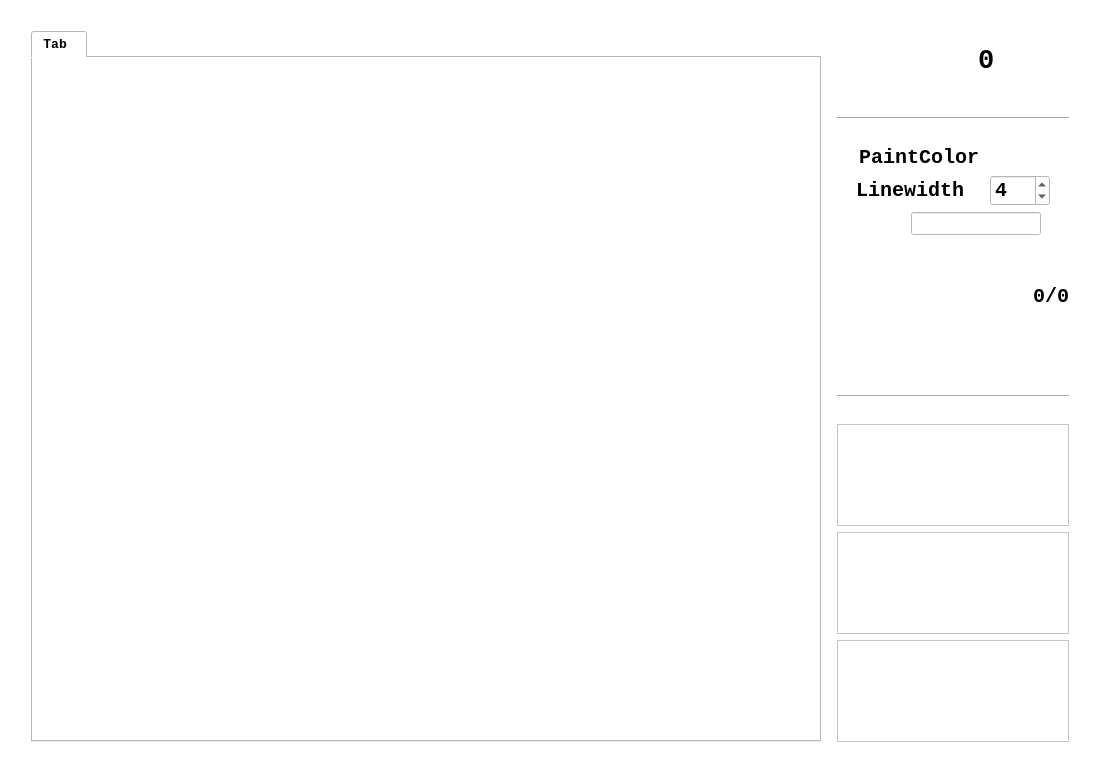
The window that client/ui/gui.ui (qqsuhao/object-detection-GUI-QT) describes before a commit, drawn with Qt 5.
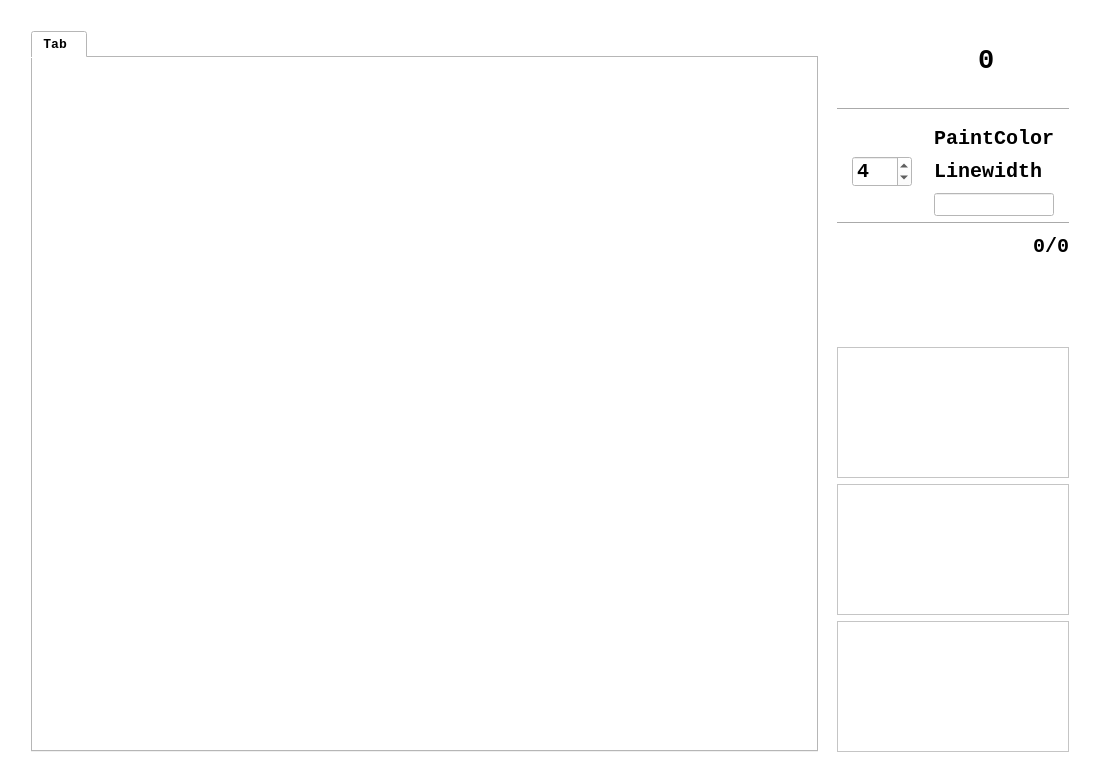
The same window after the commit. Icons and pictures are not drawn. Custom widgets are drawn as their Qt base class.

Diff of the .ui file:
```diff
--- a/client/ui/gui.ui
+++ b/client/ui/gui.ui
@@ -10,7 +10,7 @@
     <x>0</x>
     <y>0</y>
     <width>1100</width>
-    <height>773</height>
+    <height>783</height>
    </rect>
   </property>
   <property name="sizePolicy">
@@ -45,8 +45,8 @@
   <property name="inputMethodHints">
    <set>Qt::ImhNone</set>
   </property>
-  <layout class="QGridLayout" name="gridLayout">
-   <item row="0" column="1">
+  <layout class="QGridLayout" name="gridLayout_3">
+   <item row="0" column="2">
     <spacer name="verticalSpacer_2">
      <property name="orientation">
       <enum>Qt::Vertical</enum>
@@ -78,8 +78,8 @@
      </property>
     </spacer>
    </item>
-   <item row="1" column="1" rowspan="2">
-    <layout class="QHBoxLayout" name="horizontalLayout_8" stretch="7,0,2">
+   <item row="1" column="1" rowspan="2" colspan="2">
+    <layout class="QHBoxLayout" name="horizontalLayout_3" stretch="7,0,2">
      <item>
       <layout class="QHBoxLayout" name="horizontalLayout_5" stretch="0">
        <property name="sizeConstraint">
@@ -133,14 +133,14 @@
        </property>
        <property name="sizeHint" stdset="0">
         <size>
-         <width>10</width>
+         <width>13</width>
          <height>20</height>
         </size>
        </property>
       </spacer>
      </item>
      <item>
-      <layout class="QVBoxLayout" name="verticalLayout_4" stretch="0,0,0,5">
+      <layout class="QVBoxLayout" name="verticalLayout_5" stretch="5,0,7">
        <item>
         <layout class="QVBoxLayout" name="verticalLayout_2">
          <item>
@@ -317,13 +317,10 @@
           </widget>
          </item>
          <item>
-          <spacer name="verticalSpacer_4">
+          <spacer name="verticalSpacer_7">
            <property name="orientation">
             <enum>Qt::Vertical</enum>
            </property>
-           <property name="sizeType">
-            <enum>QSizePolicy::Expanding</enum>
-           </property>
            <property name="sizeHint" stdset="0">
             <size>
              <width>20</width>
@@ -333,94 +330,8 @@
           </spacer>
          </item>
          <item>
-          <layout class="QVBoxLayout" name="verticalLayout">
-           <item>
-            <layout class="QHBoxLayout" name="horizontalLayout_3">
-             <item>
-              <spacer name="horizontalSpacer_12">
-               <property name="orientation">
-                <enum>Qt::Horizontal</enum>
-               </property>
-               <property name="sizeHint" stdset="0">
-                <size>
-                 <width>40</width>
-                 <height>20</height>
-                </size>
-               </property>
-              </spacer>
-             </item>
-             <item>
-              <widget class="QLabel" name="label_15">
-               <property name="font">
-                <font>
-                 <family>Consolas</family>
-                 <pointsize>15</pointsize>
-                 <weight>75</weight>
-                 <bold>true</bold>
-                </font>
-               </property>
-               <property name="text">
-                <string>PaintColor</string>
-               </property>
-              </widget>
-             </item>
-             <item>
-              <spacer name="horizontalSpacer_20">
-               <property name="orientation">
-                <enum>Qt::Horizontal</enum>
-               </property>
-               <property name="sizeHint" stdset="0">
-                <size>
-                 <width>40</width>
-                 <height>20</height>
-                </size>
-               </property>
-              </spacer>
-             </item>
-             <item>
-              <widget class="QPushButton" name="pushButton_color">
-               <property name="autoFillBackground">
-                <bool>false</bool>
-               </property>
-               <property name="text">
-                <string/>
-               </property>
-               <property name="flat">
-                <bool>true</bool>
-               </property>
-              </widget>
-             </item>
-             <item>
-              <spacer name="horizontalSpacer_13">
-               <property name="orientation">
-                <enum>Qt::Horizontal</enum>
-               </property>
-               <property name="sizeHint" stdset="0">
-                <size>
-                 <width>40</width>
-                 <height>20</height>
-                </size>
-               </property>
-              </spacer>
-             </item>
-            </layout>
-           </item>
-           <item>
-            <layout class="QHBoxLayout" name="horizontalLayout_6">
-             <item>
-              <spacer name="horizontalSpacer_10">
-               <property name="orientation">
-                <enum>Qt::Horizontal</enum>
-               </property>
-               <property name="sizeHint" stdset="0">
-                <size>
-                 <width>40</width>
-                 <height>20</height>
-                </size>
-               </property>
-              </spacer>
-             </item>
-             <item>
+          <layout class="QGridLayout" name="gridLayout">
+           <item row="1" column="3">
               <widget class="QLabel" name="label_13">
                <property name="font">
                 <font>
@@ -435,20 +346,25 @@
                </property>
               </widget>
              </item>
-             <item>
-              <spacer name="horizontalSpacer_21">
-               <property name="orientation">
-                <enum>Qt::Horizontal</enum>
-               </property>
-               <property name="sizeHint" stdset="0">
-                <size>
-                 <width>40</width>
-                 <height>20</height>
-                </size>
-               </property>
-              </spacer>
-             </item>
-             <item>
+           <item row="2" column="3">
+            <widget class="QLineEdit" name="lineEdit"/>
+           </item>
+           <item row="0" column="3">
+            <widget class="QLabel" name="label_15">
+             <property name="font">
+              <font>
+               <family>Consolas</family>
+               <pointsize>15</pointsize>
+               <weight>75</weight>
+               <bold>true</bold>
+              </font>
+             </property>
+             <property name="text">
+              <string>PaintColor</string>
+             </property>
+            </widget>
+           </item>
+           <item row="1" column="1">
               <widget class="QSpinBox" name="spinBox">
                <property name="font">
                 <font>
@@ -463,37 +379,7 @@
                </property>
               </widget>
              </item>
-             <item>
-              <spacer name="horizontalSpacer_11">
-               <property name="orientation">
-                <enum>Qt::Horizontal</enum>
-               </property>
-               <property name="sizeHint" stdset="0">
-                <size>
-                 <width>40</width>
-                 <height>20</height>
-                </size>
-               </property>
-              </spacer>
-             </item>
-            </layout>
-           </item>
-           <item>
-            <layout class="QHBoxLayout" name="horizontalLayout_7">
-             <item>
-              <spacer name="horizontalSpacer_22">
-               <property name="orientation">
-                <enum>Qt::Horizontal</enum>
-               </property>
-               <property name="sizeHint" stdset="0">
-                <size>
-                 <width>40</width>
-                 <height>20</height>
-                </size>
-               </property>
-              </spacer>
-             </item>
-             <item>
+           <item row="2" column="1">
               <widget class="QPushButton" name="pushButton_http">
                <property name="text">
                 <string/>
@@ -516,11 +402,8 @@
                </property>
               </widget>
              </item>
-             <item>
-              <widget class="QLineEdit" name="lineEdit"/>
-             </item>
-             <item>
-              <spacer name="horizontalSpacer_23">
+           <item row="1" column="4">
+            <spacer name="horizontalSpacer_13">
                <property name="orientation">
                 <enum>Qt::Horizontal</enum>
                </property>
@@ -532,35 +415,53 @@
                </property>
               </spacer>
              </item>
-            </layout>
-           </item>
-          </layout>
-         </item>
-         <item>
-          <spacer name="verticalSpacer_6">
+           <item row="1" column="0">
+            <spacer name="horizontalSpacer_12">
            <property name="orientation">
-            <enum>Qt::Vertical</enum>
+              <enum>Qt::Horizontal</enum>
            </property>
            <property name="sizeHint" stdset="0">
             <size>
-             <width>20</width>
+               <width>40</width>
              <height>20</height>
             </size>
            </property>
           </spacer>
          </item>
-         <item>
-          <spacer name="verticalSpacer_7">
+           <item row="0" column="1">
+            <widget class="QPushButton" name="pushButton_color">
+             <property name="autoFillBackground">
+              <bool>false</bool>
+             </property>
+             <property name="text">
+              <string/>
+             </property>
+             <property name="flat">
+              <bool>true</bool>
+             </property>
+            </widget>
+           </item>
+           <item row="1" column="2">
+            <spacer name="horizontalSpacer_21">
            <property name="orientation">
-            <enum>Qt::Vertical</enum>
+              <enum>Qt::Horizontal</enum>
            </property>
            <property name="sizeHint" stdset="0">
             <size>
-             <width>20</width>
+               <width>40</width>
              <height>20</height>
             </size>
            </property>
           </spacer>
+           </item>
+          </layout>
+         </item>
+         <item>
+          <widget class="Line" name="line_2">
+           <property name="orientation">
+            <enum>Qt::Horizontal</enum>
+           </property>
+          </widget>
          </item>
          <item>
           <layout class="QHBoxLayout" name="horizontalLayout_4">
@@ -908,17 +809,13 @@
         </layout>
        </item>
        <item>
-        <widget class="Line" name="line">
-         <property name="orientation">
-          <enum>Qt::Horizontal</enum>
-         </property>
-        </widget>
-       </item>
-       <item>
-        <spacer name="verticalSpacer">
+        <spacer name="verticalSpacer_6">
          <property name="orientation">
           <enum>Qt::Vertical</enum>
          </property>
+         <property name="sizeType">
+          <enum>QSizePolicy::Fixed</enum>
+         </property>
          <property name="sizeHint" stdset="0">
           <size>
            <width>20</width>
@@ -954,7 +851,7 @@
      </item>
     </layout>
    </item>
-   <item row="2" column="2">
+   <item row="2" column="3">
     <spacer name="horizontalSpacer_19">
      <property name="orientation">
       <enum>Qt::Horizontal</enum>
```
Left out of the diff: 2 changed lines with no effect on the pictures. Lines whose indentation alone changed are shown as unchanged.
